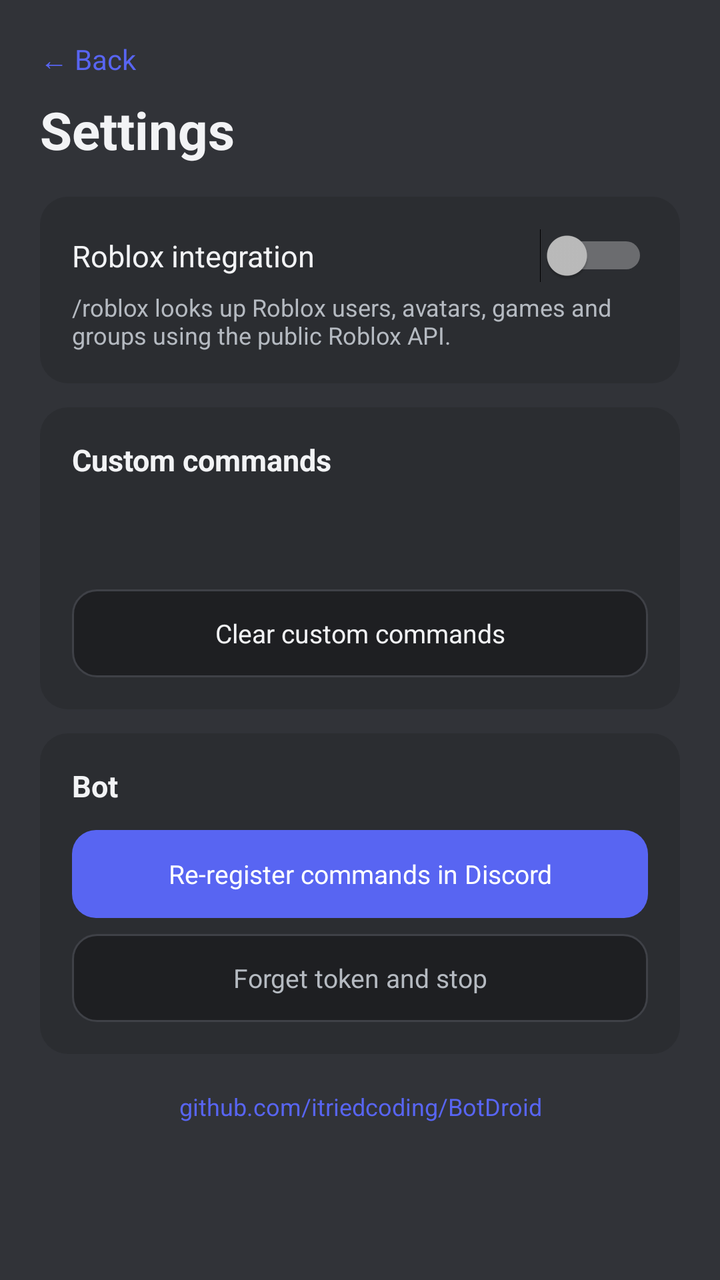
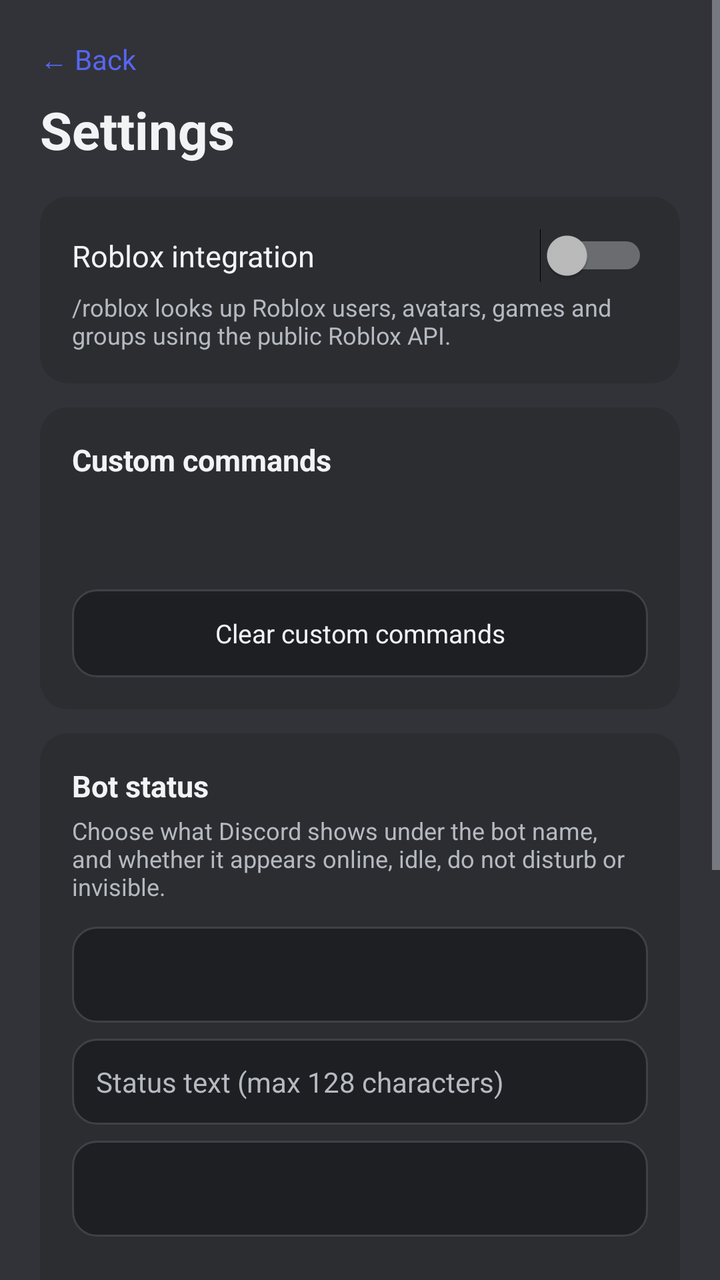

Before-and-after screenshots of an Android layout around one commit, followed by the original layout XML and the change that was made.
<!-- AndroidManifest.xml: application theme Theme.BotDroid -->
<!-- res/layout/activity_settings.xml -->
<?xml version="1.0" encoding="utf-8"?>
<ScrollView xmlns:android="http://schemas.android.com/apk/res/android"
    android:layout_width="match_parent"
    android:layout_height="match_parent"
    android:background="@color/bg"
    android:fitsSystemWindows="true"
    android:fillViewport="true">

    <LinearLayout
        android:layout_width="match_parent"
        android:layout_height="wrap_content"
        android:orientation="vertical"
        android:padding="20dp">

        <TextView
            android:id="@+id/back_button"
            android:layout_width="wrap_content"
            android:layout_height="wrap_content"
            android:clickable="true"
            android:focusable="true"
            android:paddingBottom="8dp"
            android:text="@string/back"
            android:textColor="@color/accent"
            android:textSize="14sp" />

        <TextView
            android:layout_width="wrap_content"
            android:layout_height="wrap_content"
            android:text="@string/settings"
            android:textColor="@color/text"
            android:textSize="26sp"
            android:textStyle="bold" />

        <LinearLayout
            android:layout_width="match_parent"
            android:layout_height="wrap_content"
            android:layout_marginTop="16dp"
            android:background="@drawable/bg_card"
            android:orientation="vertical"
            android:padding="16dp">

            <Switch
                android:id="@+id/roblox_switch"
                android:layout_width="match_parent"
                android:layout_height="wrap_content"
                android:text="@string/roblox_title"
                android:textColor="@color/text"
                android:textSize="15sp" />

            <TextView
                android:layout_width="match_parent"
                android:layout_height="wrap_content"
                android:layout_marginTop="4dp"
                android:text="@string/roblox_desc"
                android:textColor="@color/muted"
                android:textSize="12sp" />
        </LinearLayout>

        <LinearLayout
            android:layout_width="match_parent"
            android:layout_height="wrap_content"
            android:layout_marginTop="12dp"
            android:background="@drawable/bg_card"
            android:orientation="vertical"
            android:padding="16dp">

            <TextView
                android:layout_width="wrap_content"
                android:layout_height="wrap_content"
                android:text="@string/custom_title"
                android:textColor="@color/text"
                android:textSize="15sp"
                android:textStyle="bold" />

            <TextView
                android:id="@+id/custom_count"
                android:layout_width="match_parent"
                android:layout_height="wrap_content"
                android:layout_marginTop="4dp"
                android:textColor="@color/muted"
                android:textSize="12sp" />

            <TextView
                android:id="@+id/custom_list"
                android:layout_width="match_parent"
                android:layout_height="wrap_content"
                android:layout_marginTop="6dp"
                android:fontFamily="monospace"
                android:textColor="@color/log"
                android:textSize="12sp" />

            <TextView
                android:id="@+id/clear_custom_button"
                android:layout_width="match_parent"
                android:layout_height="44dp"
                android:layout_marginTop="12dp"
                android:background="@drawable/bg_input"
                android:clickable="true"
                android:focusable="true"
                android:gravity="center"
                android:text="@string/clear_custom"
                android:textColor="@color/text"
                android:textSize="13sp" />
        </LinearLayout>

        <LinearLayout
            android:layout_width="match_parent"
            android:layout_height="wrap_content"
            android:layout_marginTop="12dp"
            android:background="@drawable/bg_card"
            android:orientation="vertical"
            android:padding="16dp">

            <TextView
                android:layout_width="wrap_content"
                android:layout_height="wrap_content"
                android:text="@string/bot_section"
                android:textColor="@color/text"
                android:textSize="15sp"
                android:textStyle="bold" />

            <TextView
                android:id="@+id/refresh_button"
                android:layout_width="match_parent"
                android:layout_height="44dp"
                android:layout_marginTop="12dp"
                android:background="@drawable/bg_button"
                android:clickable="true"
                android:focusable="true"
                android:gravity="center"
                android:text="@string/refresh_commands"
                android:textColor="#FFFFFF"
                android:textSize="13sp" />

            <TextView
                android:id="@+id/forget_button"
                android:layout_width="match_parent"
                android:layout_height="44dp"
                android:layout_marginTop="8dp"
                android:background="@drawable/bg_input"
                android:clickable="true"
                android:focusable="true"
                android:gravity="center"
                android:text="@string/forget_token"
                android:textColor="@color/muted"
                android:textSize="13sp" />
        </LinearLayout>

        <TextView
            android:id="@+id/github_link"
            android:layout_width="match_parent"
            android:layout_height="wrap_content"
            android:layout_marginTop="18dp"
            android:clickable="true"
            android:focusable="true"
            android:gravity="center"
            android:text="@string/github_link"
            android:textColor="@color/accent"
            android:textSize="12sp" />
    </LinearLayout>
</ScrollView>
<!-- resources referenced by this layout -->
<resources>
  <color name="accent">#5865F2</color>
  <color name="bg">#313338</color>
  <color name="log">#A8B4C0</color>
  <color name="muted">#B5BAC1</color>
  <color name="text">#F2F3F5</color>
  <!-- drawable bg_button (drawable) -->
  <?xml version="1.0" encoding="utf-8"?>
  <shape xmlns:android="http://schemas.android.com/apk/res/android"
      android:shape="rectangle">
      <solid android:color="@color/accent" />
      <corners android:radius="12dp" />
  </shape>
  <!-- drawable bg_card (drawable) -->
  <?xml version="1.0" encoding="utf-8"?>
  <shape xmlns:android="http://schemas.android.com/apk/res/android"
      android:shape="rectangle">
      <solid android:color="@color/card" />
      <corners android:radius="14dp" />
  </shape>
  <!-- drawable bg_input (drawable) -->
  <?xml version="1.0" encoding="utf-8"?>
  <shape xmlns:android="http://schemas.android.com/apk/res/android"
      android:shape="rectangle">
      <solid android:color="@color/input" />
      <stroke android:width="1dp" android:color="@color/line" />
      <corners android:radius="12dp" />
  </shape>
  <string name="back">← Back</string>
  <string name="bot_section">Bot</string>
  <string name="clear_custom">Clear custom commands</string>
  <string name="custom_title">Custom commands</string>
  <string name="forget_token">Forget token and stop</string>
  <string name="github_link">github.com/itriedcoding/BotDroid</string>
  <string name="refresh_commands">Re-register commands in Discord</string>
  <string name="roblox_desc">/roblox looks up Roblox users, avatars, games and groups using the public Roblox API.</string>
  <string name="roblox_title">Roblox integration</string>
  <string name="settings">Settings</string>
  <style name="Theme.BotDroid" parent="@android:style/Theme.Material.NoActionBar">
          <item name="android:windowBackground">@color/bg</item>
          <item name="android:statusBarColor">@color/bg</item>
          <item name="android:navigationBarColor">@color/bg</item>
          <item name="android:colorAccent">@color/accent</item>
          <item name="android:textColorPrimary">@color/text</item>
          <item name="android:textColorSecondary">@color/muted</item>
          <item name="android:windowLightStatusBar">false</item>
      </style>
  <color name="card">#2B2D31</color>
  <color name="input">#1E1F22</color>
  <color name="line">#3F4147</color>
</resources>

<!-- the commit's change to res/layout/activity_settings.xml (unified diff, before → after) -->
@@ -100,6 +100,85 @@
                 android:gravity="center"
                 android:text="@string/clear_custom"
                 android:textColor="@color/text"
+                android:textSize="13sp" />
+        </LinearLayout>
+
+        <LinearLayout
+            android:layout_width="match_parent"
+            android:layout_height="wrap_content"
+            android:layout_marginTop="12dp"
+            android:background="@drawable/bg_card"
+            android:orientation="vertical"
+            android:padding="16dp">
+
+            <TextView
+                android:layout_width="wrap_content"
+                android:layout_height="wrap_content"
+                android:text="@string/presence_title"
+                android:textColor="@color/text"
+                android:textSize="15sp"
+                android:textStyle="bold" />
+
+            <TextView
+                android:layout_width="match_parent"
+                android:layout_height="wrap_content"
+                android:layout_marginTop="4dp"
+                android:text="@string/presence_desc"
+                android:textColor="@color/muted"
+                android:textSize="12sp" />
+
+            <Spinner
+                android:id="@+id/presence_type"
+                android:layout_width="match_parent"
+                android:layout_height="48dp"
+                android:layout_marginTop="12dp"
+                android:background="@drawable/bg_input"
+                android:paddingStart="12dp"
+                android:paddingEnd="12dp" />
+
+            <EditText
+                android:id="@+id/presence_text"
+                android:layout_width="match_parent"
+                android:layout_height="wrap_content"
+                android:layout_marginTop="8dp"
+                android:background="@drawable/bg_input"
+                android:hint="@string/presence_hint"
+                android:inputType="text"
+                android:maxLength="128"
+                android:maxLines="1"
+                android:padding="12dp"
+                android:textColor="@color/text"
+                android:textColorHint="@color/muted"
+                android:textSize="14sp" />
+
+            <Spinner
+                android:id="@+id/presence_status"
+                android:layout_width="match_parent"
+                android:layout_height="48dp"
+                android:layout_marginTop="8dp"
+                android:background="@drawable/bg_input"
+                android:paddingStart="12dp"
+                android:paddingEnd="12dp" />
+
+            <TextView
+                android:id="@+id/presence_preview"
+                android:layout_width="match_parent"
+                android:layout_height="wrap_content"
+                android:layout_marginTop="8dp"
+                android:textColor="@color/log"
+                android:textSize="12sp" />
+
+            <TextView
+                android:id="@+id/save_presence"
+                android:layout_width="match_parent"
+                android:layout_height="44dp"
+                android:layout_marginTop="12dp"
+                android:background="@drawable/bg_button"
+                android:clickable="true"
+                android:focusable="true"
+                android:gravity="center"
+                android:text="@string/presence_save"
+                android:textColor="#FFFFFF"
                 android:textSize="13sp" />
         </LinearLayout>
 
<!-- resource entries referenced after the edit -->
@@ -33,6 +33,10 @@
   <string name="custom_title">Custom commands</string>
   <string name="forget_token">Forget token and stop</string>
   <string name="github_link">github.com/itriedcoding/BotDroid</string>
+  <string name="presence_desc">Choose what Discord shows under the bot name, and whether it appears online, idle, do not disturb or invisible.</string>
+  <string name="presence_hint">Status text (max 128 characters)</string>
+  <string name="presence_save">Save status</string>
+  <string name="presence_title">Bot status</string>
   <string name="refresh_commands">Re-register commands in Discord</string>
   <string name="roblox_desc">/roblox looks up Roblox users, avatars, games and groups using the public Roblox API.</string>
   <string name="roblox_title">Roblox integration</string>
